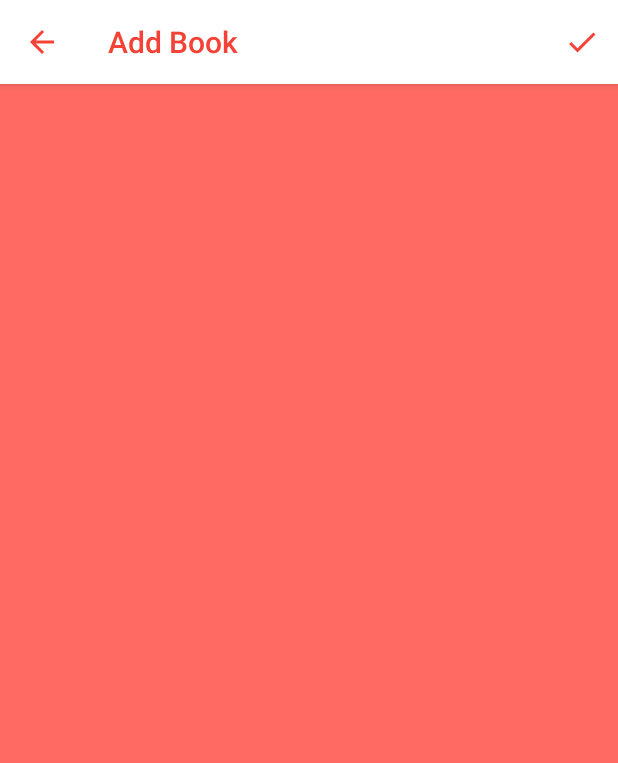
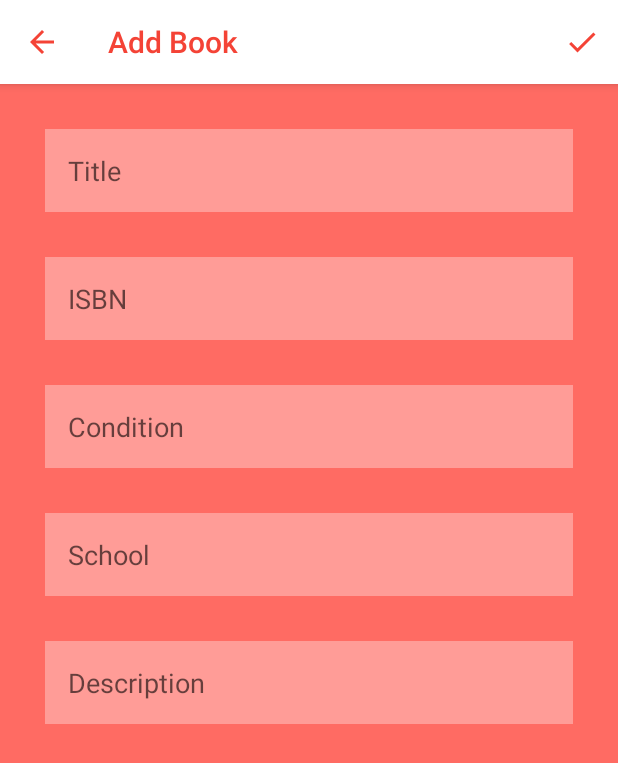
Before and after one commit to zachfalcone/CS455_Proj_13, an Android app: the AddActivity screen opened directly, with no data from a screen before it, on a phone screen of 412 x 824 dp. Shown: the top 763 px of the screen. Run offline under Robolectric (Android 15) with nearby library versions, the phone set to English and light mode, and no system bars; our stand-ins replace Firebase (no records; nobody signed in at launch, a user with empty details on screens opened directly).

Commit message:
Updated activity_add layout.
Added Title, ISBN, Condition, School, and Description EditTexts to activity_add.

```diff
--- a/app/src/main/res/layout/activity_add.xml
+++ b/app/src/main/res/layout/activity_add.xml
@@ -6,23 +6,69 @@
     android:layout_height="match_parent"
     tools:context="cse455.csusb.bookngo.AddActivity"
     android:id="@+id/add_view"
+    android:descendantFocusability="beforeDescendants"
+    android:focusableInTouchMode="true"
     android:background="@color/b2gPrimary" >
 
     <LinearLayout
         android:layout_width="match_parent"
-        android:layout_height="match_parent">
+        android:layout_height="match_parent"
+        android:padding="30dp"
+        android:orientation="vertical">
 
-        <!--<EditText
+        <EditText
             android:id="@+id/title"
             android:layout_height="wrap_content"
             android:layout_width="match_parent"
             android:hint="Title"
             android:padding="15dp"
-            android:layout_marginTop="15dp"
-            android:layout_marginLeft="15dp"
-            android:layout_marginRight="15dp"
-            android:background="#66FFFFFF"
-            android:textColor="@color/white" />-->
+            android:layout_marginBottom="30dp"
+            android:background="@color/editTextBackground"
+            android:textColor="@color/editTextForeground"
+            android:inputType="textAutoCorrect"/>
+
+        <EditText
+            android:id="@+id/isbn"
+            android:layout_height="wrap_content"
+            android:layout_width="match_parent"
+            android:hint="ISBN"
+            android:padding="15dp"
+            android:layout_marginBottom="30dp"
+            android:background="@color/editTextBackground"
+            android:textColor="@color/editTextForeground"
+            android:inputType="number"/>
+
+        <EditText
+            android:id="@+id/condition"
+            android:layout_height="wrap_content"
+            android:layout_width="match_parent"
+            android:hint="Condition"
+            android:padding="15dp"
+            android:layout_marginBottom="30dp"
+            android:background="@color/editTextBackground"
+            android:textColor="@color/editTextForeground"
+            android:inputType="textAutoCorrect"/>
+
+        <EditText
+            android:id="@+id/school"
+            android:layout_height="wrap_content"
+            android:layout_width="match_parent"
+            android:hint="School"
+            android:padding="15dp"
+            android:layout_marginBottom="30dp"
+            android:background="@color/editTextBackground"
+            android:textColor="@color/editTextForeground"
+            android:inputType="textAutoCorrect"/>
+
+        <EditText
+            android:id="@+id/description"
+            android:layout_height="wrap_content"
+            android:layout_width="match_parent"
+            android:hint="Description"
+            android:padding="15dp"
+            android:background="@color/editTextBackground"
+            android:textColor="@color/editTextForeground"
+            android:inputType="textMultiLine"/>
 
     </LinearLayout>
 
--- a/app/src/main/res/values/colors.xml
+++ b/app/src/main/res/values/colors.xml
@@ -17,6 +17,10 @@
     <color name="darkTextColor">#212121</color>
     <color name="brightTextColor">@color/b2gPrimaryDark</color>
 
+    <!-- EditText -->
+    <color name="editTextBackground">#55FFFFFF</color>
+    <color name="editTextForeground">@color/white</color>
+
     <!-- Colors -->
     <color name="white">#FFFFFF</color>
 
--- a/app/src/main/res/values/strings.xml
+++ b/app/src/main/res/values/strings.xml
@@ -4,4 +4,12 @@
     <string name="title_activity_add">Add Book</string>
     <string name="title_activity_profile">Profile</string>
     <string name="title_activity_search">Search</string>
+
+    <string-array name="conditions">
+        <item>Like New</item>
+        <item>Good</item>
+        <item>Acceptable</item>
+        <item>Poor</item>
+    </string-array>
+
 </resources>
```
